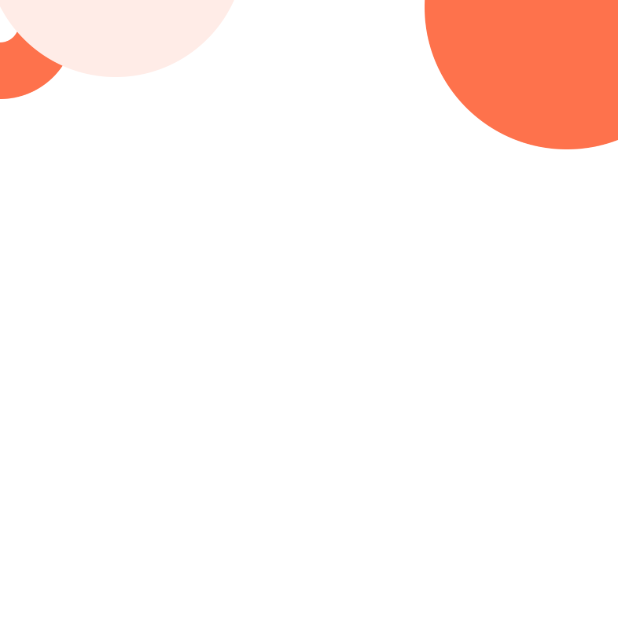
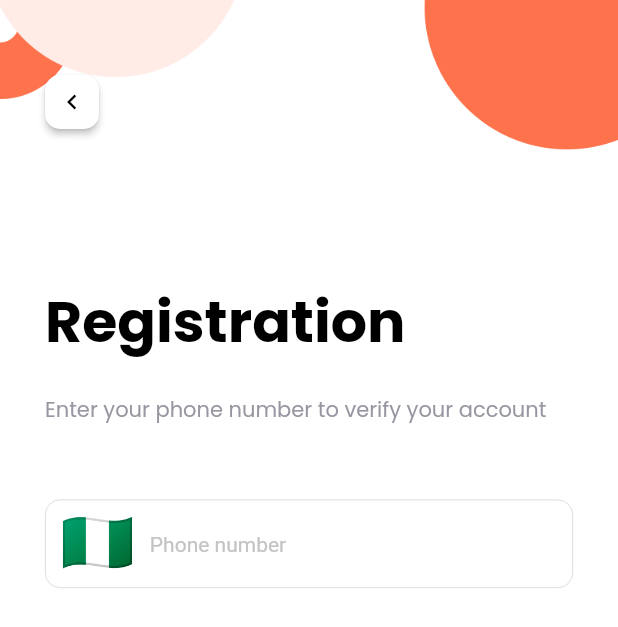
Before and after one commit to thenaijadev/ven3, a Flutter app: the screen it shows after launch, on a phone screen of 412 x 824 dp. Shown: the top 627 px of the screen. Run offline on Flutter 3.47's test engine with Material 2 defaults, Android fonts, the phone set to English and light mode, and no system bars; our stand-ins replace bloc, dartz, dio, equatable, flutter_bloc, flutter_spinkit and 3 more; missing offline and left inert: flutter_appauth; accounts and stored records are empty; Roboto replaces fonts that are missing (Neue Plak).

Commit message:
Phone Number Screen

```diff
--- /dev/null
+++ b/lib/core/widgets/app_bar_back_button.dart
@@ -0,0 +1,25 @@
+import 'package:flutter/material.dart';
+
+class AppBarBackButton extends StatelessWidget {
+  const AppBarBackButton({super.key, required this.onTap});
+  final VoidCallback onTap;
+  @override
+  Widget build(BuildContext context) {
+    return GestureDetector(
+      onTap: onTap,
+      child: Material(
+        color: Colors.white,
+        elevation: 2,
+        borderRadius: BorderRadius.circular(10),
+        child: const Padding(
+          padding: EdgeInsets.all(8.0),
+          child: Icon(
+            Icons.chevron_left,
+            color: Colors.black,
+            size: 20,
+          ),
+        ),
+      ),
+    );
+  }
+}
--- a/lib/features/auth/presentation/pages/phone_number_screen.dart
+++ b/lib/features/auth/presentation/pages/phone_number_screen.dart
@@ -1,5 +1,6 @@
 import 'package:flutter/material.dart';
 import 'package:the_food_hub_nsk_nig/features/auth/presentation/widgets/home/background_widget.dart';
+import 'package:the_food_hub_nsk_nig/features/auth/presentation/widgets/registration/phone_number_form.dart';
 
 class PhoneNumberScreen extends StatefulWidget {
   const PhoneNumberScreen({super.key});
@@ -18,35 +19,9 @@ class _PhoneNumberScreenState extends State<PhoneNumberScreen> {
           BackgroundWidget(
             image: "assets/images/sign_up_background.png",
           ),
+          PhoneNumberForm(),
         ],
       ),
     );
   }
 }
-
-class AppBarBackButton extends StatelessWidget {
-  const AppBarBackButton({super.key, required this.onTap});
-  final VoidCallback onTap;
-  @override
-  Widget build(BuildContext context) {
-    return GestureDetector(
-      onTap: onTap,
-      child: Transform.translate(
-        offset: const Offset(20, 0),
-        child: Padding(
-          padding: const EdgeInsets.all(10.0),
-          child: Material(
-            color: Colors.white,
-            elevation: 2,
-            borderRadius: BorderRadius.circular(10),
-            child: const Icon(
-              Icons.chevron_left,
-              color: Colors.black,
-              size: 20,
-            ),
-          ),
-        ),
-      ),
-    );
-  }
-}
--- /dev/null
+++ b/lib/features/auth/presentation/widgets/registration/phone_number_form.dart
@@ -0,0 +1,61 @@
+import 'package:flutter/material.dart';
+import 'package:the_food_hub_nsk_nig/core/widgets/app_bar_back_button.dart';
+import 'package:the_food_hub_nsk_nig/core/widgets/text_widget.dart';
+import 'package:the_food_hub_nsk_nig/features/auth/presentation/widgets/home/text_field.dart';
+
+class PhoneNumberForm extends StatefulWidget {
+  const PhoneNumberForm({super.key});
+
+  @override
+  State<PhoneNumberForm> createState() => _PhoneNumberFormState();
+}
+
+class _PhoneNumberFormState extends State<PhoneNumberForm> {
+  final GlobalKey<FormFieldState> inputKey = GlobalKey<FormFieldState>();
+
+  @override
+  Widget build(BuildContext context) {
+    return Padding(
+      padding: const EdgeInsets.only(top: 50.0, left: 30, right: 30),
+      child: Form(
+        child: Column(
+          crossAxisAlignment: CrossAxisAlignment.start,
+          children: [
+            AppBarBackButton(onTap: () {}),
+            const SizedBox(
+              height: 100,
+            ),
+            const TextWidget(
+              text: "Registration",
+              fontWeight: FontWeight.bold,
+              fontSize: 38,
+            ),
+            const SizedBox(
+              height: 20,
+            ),
+            const TextWidget(
+              text: "Enter your phone number to verify your account",
+              color: Color(0xFF9796A1),
+              fontSize: 14,
+            ),
+            InputFieldWidget(
+                prefixicon: GestureDetector(
+                  onTap: () {},
+                  child: const Padding(
+                    padding: EdgeInsets.only(left: 10.0, right: 10),
+                    child: TextWidget(
+                      text: "🇳🇬",
+                      fontSize: 40,
+                    ),
+                  ),
+                ),
+                label: "",
+                hintText: "Phone number",
+                onChanged: (val) {},
+                textFieldkey: inputKey)
+          ],
+        ),
+      ),
+    );
+  }
+}
```
